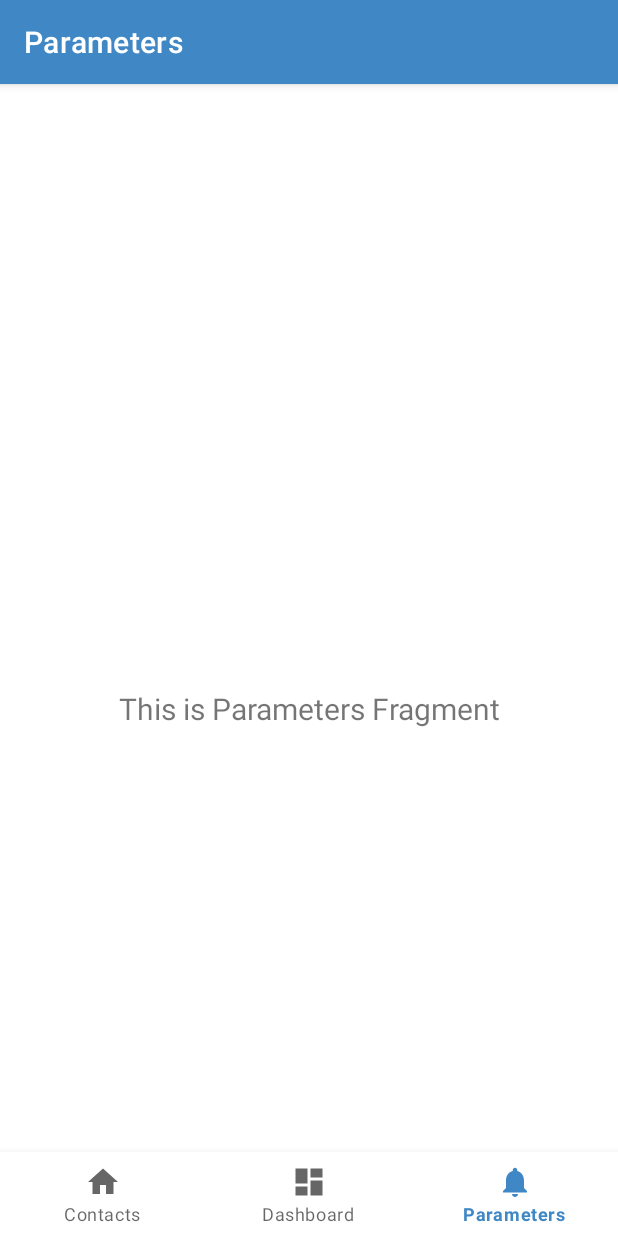
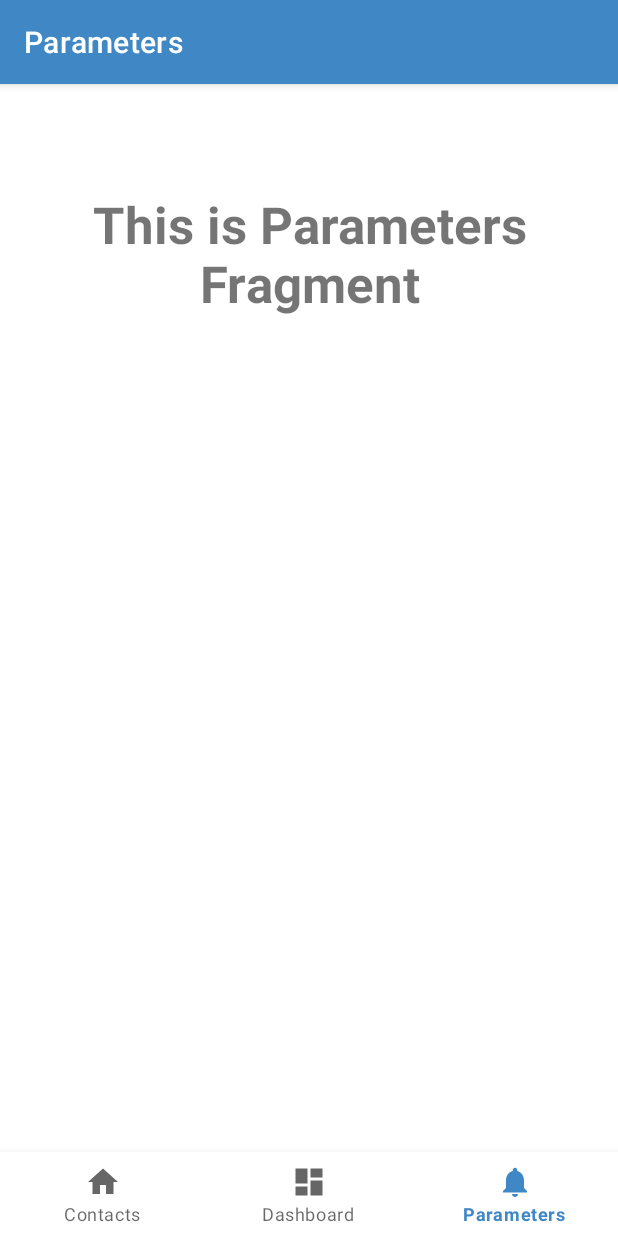
Before and after one commit to Eratosteme/ChiOuaOua, an Android app: the ParametersFragment screen opened through its navigation route, on a phone screen of 412 x 824 dp. Run offline under Robolectric (Android 15) with nearby library versions, the phone set to English and light mode, and no system bars; our stand-ins replace navigation-ui.

Commit message:
Update fragment_parameters.xml

```diff
--- a/app/src/main/res/layout/fragment_parameters.xml
+++ b/app/src/main/res/layout/fragment_parameters.xml
@@ -13,10 +13,14 @@
         android:layout_marginStart="8dp"
         android:layout_marginTop="8dp"
         android:layout_marginEnd="8dp"
+        android:text="Parametre"
         android:textAlignment="center"
-        android:textSize="20sp"
+        android:textSize="34sp"
+        android:textStyle="bold"
         app:layout_constraintBottom_toBottomOf="parent"
         app:layout_constraintEnd_toEndOf="parent"
+        app:layout_constraintHorizontal_bias="0.0"
         app:layout_constraintStart_toStartOf="parent"
-        app:layout_constraintTop_toTopOf="parent" />
+        app:layout_constraintTop_toTopOf="parent"
+        app:layout_constraintVertical_bias="0.011" />
 </androidx.constraintlayout.widget.ConstraintLayout>
```
